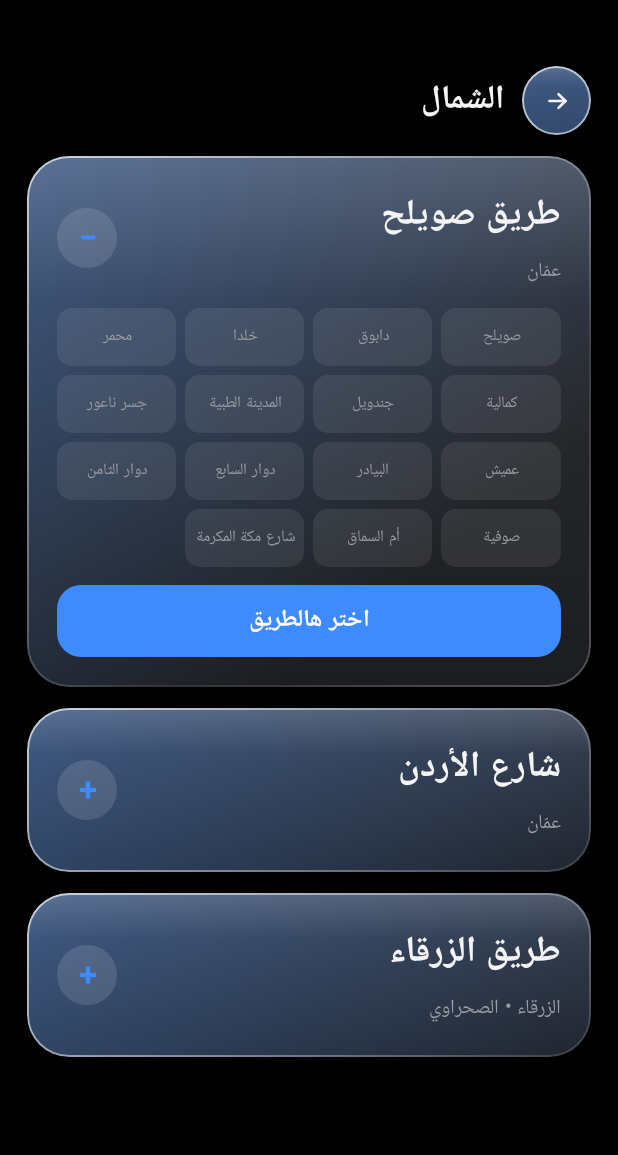
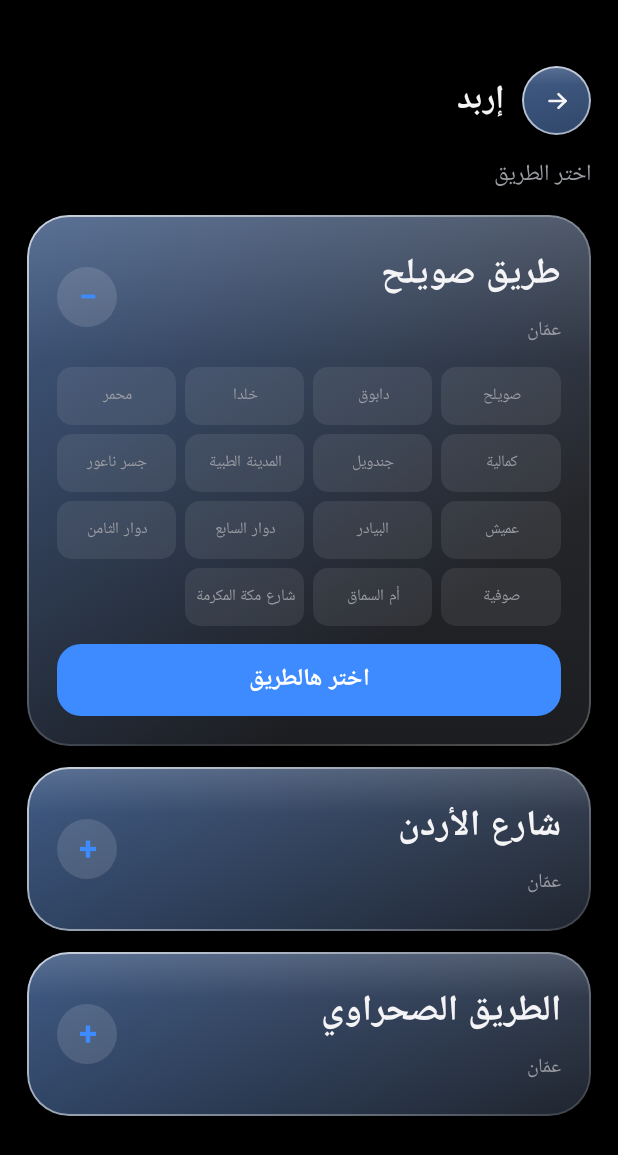
Before and after one commit to abnaa-shamal/iCloud-, an Android app built with Jetpack Compose: the composable CapPublish shown on its own in the app's theme, after a tap on "طريق صويلح", on a phone screen of 412 x 824 dp. Shown: the top 1155 px of the screen. Run offline under Robolectric (Android 15) with nearby library versions, the phone set to English and light mode, and no system bars; our stand-ins replace Firebase (no records; nobody signed in at launch, a user with empty details on screens opened directly); network calls fail; 3 other taps on this screen came first.

Commit message:
Captain publish: from north place to Amman, then road (desert, Suweileh, Jordan St); clear trip title
Co-Authored-By: Claude Sonnet 5.5 <noreply@anthropic.com>
Claude-Session: https://claude.ai/code/session_01Eacynbgmh8rRMzmRyztP24

```diff
--- a/app/src/main/java/jo/shajaraone/app/CaptainScreen.kt
+++ b/app/src/main/java/jo/shajaraone/app/CaptainScreen.kt
@@ -254,6 +254,8 @@ internal fun CapBigChoice(title: String, sub: String, index: Int, onClick: () ->
     }
 }
 
+private fun roadLabel(r: String) = if (r == "طريق الزرقاء") "الطريق الصحراوي" else r
+
 /** A road card: tap to unfold a small, tidy map of the places it passes, then «اختر هالطريق». Places are information only for the captain. */
 @Composable
 private fun CapRoadCard(title: String, places: List<String>, open: Boolean, index: Int, onToggle: () -> Unit, onPick: () -> Unit) {
@@ -261,7 +263,7 @@ private fun CapRoadCard(title: String, places: List<String>, open: Boolean, inde
         Row(Modifier.fillMaxWidth().squeeze(onToggle), verticalAlignment = Alignment.CenterVertically) {
             Column(Modifier.weight(1f), verticalArrangement = Arrangement.spacedBy(4.dp)) {
                 Text(title, fontSize = 24.sp, fontWeight = FontWeight.Bold, color = CapInk)
-                Text(if (title == "طريق الزرقاء") "الزرقاء • الصحراوي" else "عمّان", fontSize = 13.sp, color = CapMute)
+                Text("عمّان", fontSize = 13.sp, color = CapMute)
             }
             Box(Modifier.size(40.dp).clip(RoundedCornerShape(20.dp)).background(Color(0x1FFFFFFF)), contentAlignment = Alignment.Center) {
                 Text(if (open) "−" else "+", fontSize = 22.sp, color = CapAccent, fontWeight = FontWeight.Bold)
@@ -320,7 +322,7 @@ private fun CapPublish(me: UserProfile, online: Boolean, onPublished: () -> Unit
     fun goBack() {
         when {
             step == 2 -> step = 1
-            step == 1 && !inner && road.isNotBlank() -> { road = ""; stop = ""; village = "" }
+            step == 1 && !inner && village.isNotBlank() -> { village = ""; road = ""; stop = ""; openRoad = "" }
             step == 1 -> { step = 0; group = ""; road = ""; stop = ""; village = ""; spot = "" }
             else -> {}
         }
@@ -335,29 +337,43 @@ private fun CapPublish(me: UserProfile, online: Boolean, onPublished: () -> Unit
                 Text(if (online) "أونلاين: عندك رحلة منشورة" else "أوفلاين: ما عندك رحلة منشورة", fontSize = 13.sp, color = if (online) Color(0xFF34C759) else CapMute)
             }
             Text("وجهة انطلاقك؟", Modifier.padding(top = 6.dp, bottom = 4.dp), fontSize = 32.sp, fontWeight = FontWeight.Bold, color = CapInk)
-            CapBigChoice("الشمال", northPlaces.joinToString(" • "), 0) { group = "الشمال"; priceStr = ""; step = 1 }
-            CapBigChoice("الجنوب", "عمّان والزرقاء", 1) { group = "الجنوب"; priceStr = ""; step = 1 }
+            CapBigChoice("من الشمال", "إلى عمّان", 0) { group = "الجنوب"; priceStr = ""; step = 1 }
+            CapBigChoice("من الجنوب", "إلى الشمال", 1) { group = "الشمال"; priceStr = ""; step = 1 }
             CapBigChoice("داخل الشمال", (northVillages + "إربد").joinToString(" • "), 2) { group = "داخل الشمال"; priceStr = ""; step = 1 }
         }
         1 -> Column(colMod, verticalArrangement = Arrangement.spacedBy(14.dp)) {
-            CapBackBar(if (!inner && road.isNotBlank()) road else group) { goBack() }
+            CapBackBar(
+                when {
+                    village.isNotBlank() -> village
+                    inner -> "داخل الشمال"
+                    group == "الجنوب" -> "من الشمال"
+                    else -> "من الجنوب"
+                }
+            ) { goBack() }
             if (inner) {
                 CapSection("من أي بلد بالشمال؟") { CapGrid(villages, village, 3) { village = it; spot = "" } }
                 if (village.isNotBlank()) CapSection("وين بإربد؟") {
                     CapGrid(listOf("كل إربد") + irbidSpots, "", 1) { spot = if (it == "كل إربد") "" else it; step = 2 }
                 }
-            } else if (road.isBlank()) {
-                southRoads.entries.forEachIndexed { i, (r, places) ->
-                    CapRoadCard(r, places, openRoad == r, i, onToggle = { openRoad = if (openRoad == r) "" else r }) { road = r; stop = "" }
+            } else if (village.isBlank()) {
+                CapSection(if (group == "الجنوب") "من أي مكان بالشمال؟" else "لأي مكان بالشمال؟") {
+                    CapGrid(villages, village, 3) { village = it }
                 }
             } else {
-                CapSection(if (group == "الشمال") "لأي بلد بالشمال؟" else "من أي بلد بالشمال؟") {
-                    CapGrid(villages, village, 3) { village = it; step = 2 }
+                Text("اختر الطريق", fontSize = 15.sp, color = CapMute)
+                southRoads.entries.forEachIndexed { i, (r, places) ->
+                    CapRoadCard(roadLabel(r), places, openRoad == r, i, onToggle = { openRoad = if (openRoad == r) "" else r }) { road = r; stop = ""; step = 2 }
                 }
             }
         }
         else -> Column(colMod, verticalArrangement = Arrangement.spacedBy(14.dp)) {
-            CapBackBar(listOf(group, road.takeIf { !inner }, village, spot).filter { !it.isNullOrBlank() }.joinToString(" • ")) { goBack() }
+            val sPlace = stop.ifBlank { if (road == "طريق الزرقاء") ZARQA else AMMAN }
+            val (tFrom, tTo) = when (group) {
+                "الجنوب" -> village to sPlace
+                "الشمال" -> sPlace to village
+                else -> village to spot.ifBlank { "إربد" }
+            }
+            CapBackBar(tFrom + " ← " + tTo + if (inner) "" else " • " + roadLabel(road)) { goBack() }
             CapSection("اليوم والوقت (اختياري)") {
                 CapDays(pillDays(5), day) { day = it }
                 Row(horizontalArrangement = Arrangement.spacedBy(10.dp), verticalAlignment = Alignment.CenterVertically) {
```
